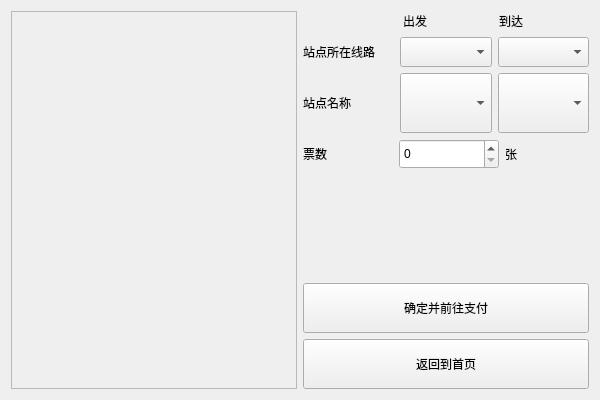
DrinkerqvB/SimulationTicketingSystem_ShenzhenMetro, file SimulationTicketingSystem_ShenzhenMetro/BuyPage.ui: the form before one commit.
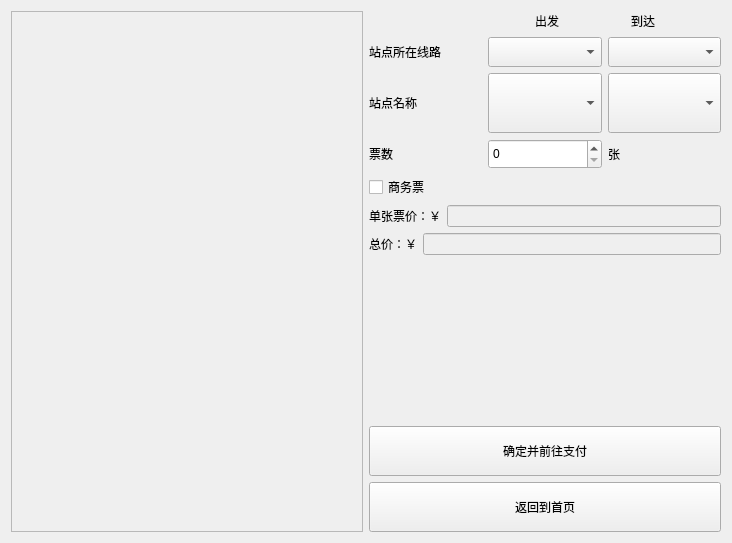
The form after the commit.

Diff of the .ui file:
```diff
--- a/SimulationTicketingSystem_ShenzhenMetro/BuyPage.ui
+++ b/SimulationTicketingSystem_ShenzhenMetro/BuyPage.ui
@@ -6,10 +6,16 @@
    <rect>
     <x>0</x>
     <y>0</y>
-    <width>600</width>
-    <height>400</height>
+    <width>732</width>
+    <height>543</height>
    </rect>
   </property>
+  <property name="sizePolicy">
+   <sizepolicy hsizetype="Expanding" vsizetype="Expanding">
+    <horstretch>0</horstretch>
+    <verstretch>0</verstretch>
+   </sizepolicy>
+  </property>
   <property name="windowTitle">
    <string>BuyPage</string>
   </property>
@@ -42,6 +48,9 @@
          </item>
          <item>
           <widget class="QLabel" name="label_start">
+           <property name="enabled">
+            <bool>true</bool>
+           </property>
            <property name="minimumSize">
             <size>
              <width>90</width>
@@ -190,6 +199,49 @@
        </item>
       </layout>
      </item>
+     <item>
+      <widget class="QCheckBox" name="checkBox_isBusiness">
+       <property name="text">
+        <string>商务票</string>
+       </property>
+      </widget>
+     </item>
+     <item>
+      <layout class="QHBoxLayout" name="horizontalLayout_6">
+       <item>
+        <widget class="QLabel" name="label">
+         <property name="text">
+          <string>单张票价：￥</string>
+         </property>
+        </widget>
+       </item>
+       <item>
+        <widget class="QLineEdit" name="lineEdit_singleCost">
+         <property name="enabled">
+          <bool>false</bool>
+         </property>
+        </widget>
+       </item>
+      </layout>
+     </item>
+     <item>
+      <layout class="QHBoxLayout" name="horizontalLayout_7">
+       <item>
+        <widget class="QLabel" name="label_2">
+         <property name="text">
+          <string>总价：￥</string>
+         </property>
+        </widget>
+       </item>
+       <item>
+        <widget class="QLineEdit" name="lineEdit_totalCost">
+         <property name="enabled">
+          <bool>false</bool>
+         </property>
+        </widget>
+       </item>
+      </layout>
+     </item>
      <item>
       <spacer name="verticalSpacer">
        <property name="orientation">
```
